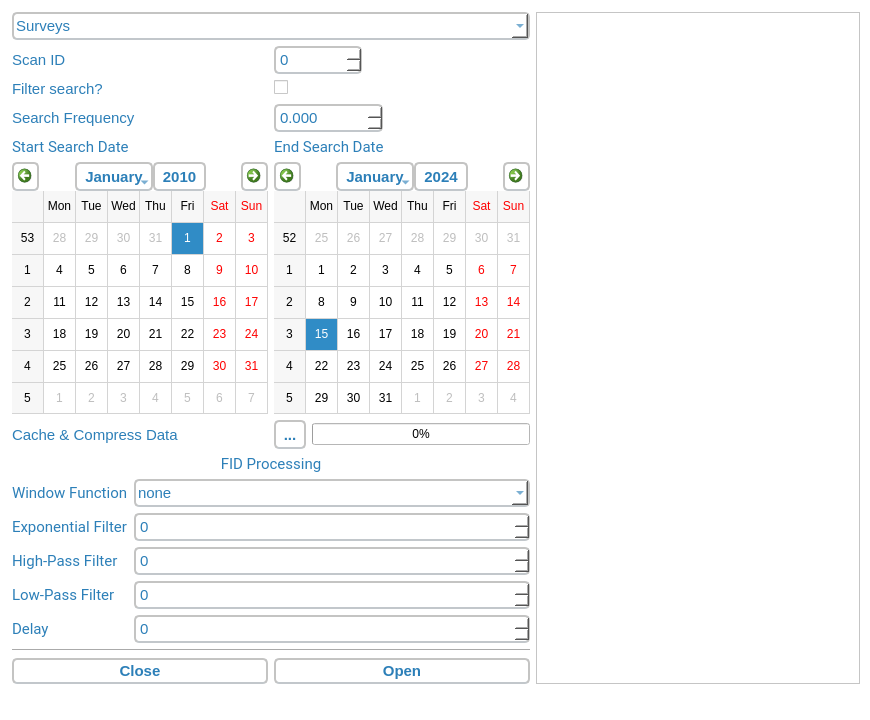
This is Qt/ScanChooser.ui in laserkelvin/FTSpecViewer as Qt 5 draws it before an edit. The edited form follows.
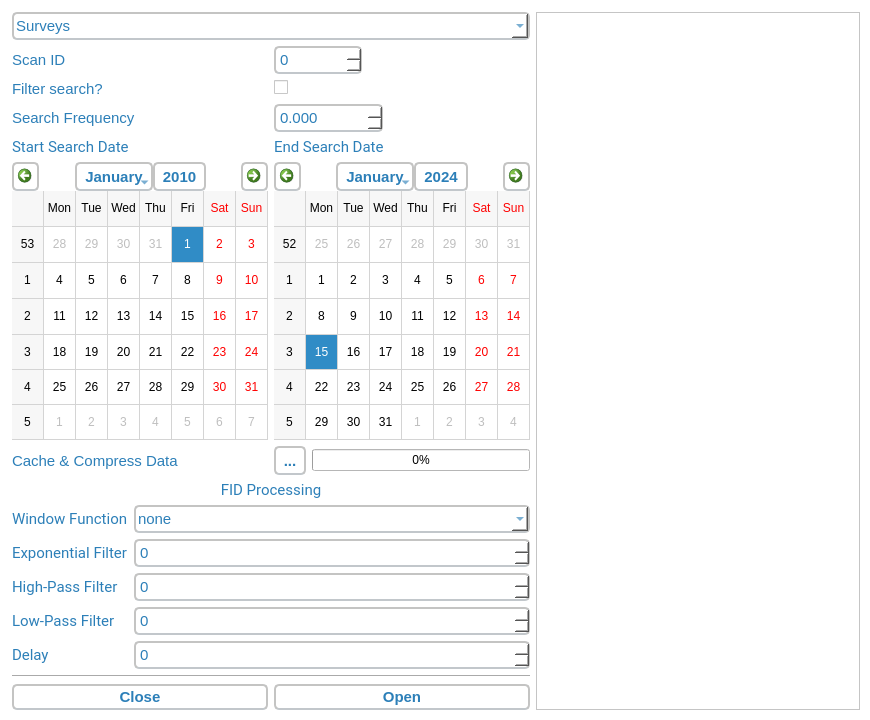
This is the edited form. Icons and pictures are not drawn.

```diff
--- a/Qt/ScanChooser.ui
+++ b/Qt/ScanChooser.ui
@@ -198,7 +198,7 @@
      <x>12</x>
      <y>12</y>
      <width>848</width>
-     <height>672</height>
+     <height>698</height>
     </rect>
    </property>
    <layout class="QHBoxLayout" name="horizontalLayout_3">
```
